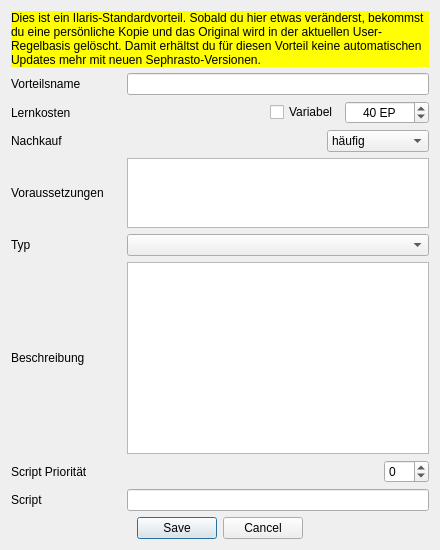
The window that UI/DatenbankEditVorteil.ui (Aeolitus/Sephrasto) describes before a commit, drawn with Qt 5.
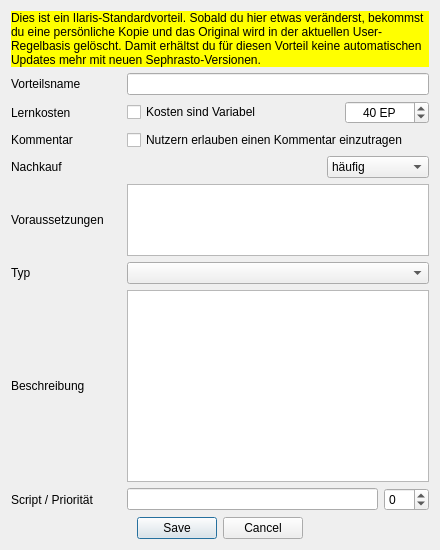
The same window after the commit.

Commit message: - Added possibility to allow user comment on talent/vorteil without variable costs. Increased "sortierung" limit to 999. User comments now show up on the cheat sheet. Talents with variable cost now have their PW properly displayed in the cheat sheet. - Database talent editor: cost spinner is now greyed out if spezialtalent is not selected - Database: Changed all Kampfstil & Tradition IV vorteile to allow a user comment. Fixed sortierung for "Dämonische Stärkung: Alchemie"

Diff of the .ui file:
```diff
--- a/UI/DatenbankEditVorteil.ui
+++ b/UI/DatenbankEditVorteil.ui
@@ -19,14 +19,7 @@
   <layout class="QGridLayout" name="gridLayout_2">
    <item row="0" column="0">
     <layout class="QGridLayout" name="gridLayout">
-     <item row="2" column="0">
-      <widget class="QLabel" name="label_2">
-       <property name="text">
-        <string>Lernkosten</string>
-       </property>
-      </widget>
-     </item>
-     <item row="3" column="1">
+     <item row="6" column="1">
       <layout class="QHBoxLayout" name="horizontalLayout">
        <item>
         <spacer name="horizontalSpacer">
@@ -72,43 +65,12 @@
        </item>
       </layout>
      </item>
-     <item row="6" column="1">
-      <widget class="QPlainTextEdit" name="textEdit">
-       <property name="sizePolicy">
-        <sizepolicy hsizetype="Expanding" vsizetype="MinimumExpanding">
-         <horstretch>0</horstretch>
-         <verstretch>0</verstretch>
-        </sizepolicy>
-       </property>
-      </widget>
-     </item>
-	 <item row="7" column="0">
-      <widget class="QLabel" name="label_4">
-       <property name="minimumSize">
-        <size>
-         <width>110</width>
-         <height>0</height>
-        </size>
-       </property>
-       <property name="text">
-        <string>Script Priorität</string>
-       </property>
-      </widget>
-     </item>
-	 <item row="7" column="1">
+     <item row="10" column="1">
 	  <layout class="QHBoxLayout" name="horizontalLayout">
        <item>
-        <spacer name="horizontalSpacer">
-         <property name="orientation">
-          <enum>Qt::Horizontal</enum>
-         </property>
-         <property name="sizeHint" stdset="0">
-          <size>
-           <width>40</width>
-           <height>20</height>
-          </size>
-         </property>
-        </spacer>
+        <layout class="QHBoxLayout" name="horizontalLayout_4">
+         <item>
+          <widget class="QLineEdit" name="scriptEdit"/>
        </item>
        <item>
         <widget class="QSpinBox" name="scriptPrioEdit">
@@ -128,23 +90,29 @@
 	   </item>
 	  </layout>
 	 </item>
+      </layout>
+     </item>
+     <item row="10" column="0">
+      <widget class="QLabel" name="label_4">
+       <property name="minimumSize">
+        <size>
+         <width>110</width>
+         <height>0</height>
+        </size>
+       </property>
+       <property name="text">
+        <string>Script / Priorität</string>
+       </property>
+      </widget>
+     </item>
 	 <item row="8" column="0">
-      <widget class="QLabel" name="label_4">
-       <property name="minimumSize">
-        <size>
-         <width>110</width>
-         <height>0</height>
-        </size>
-       </property>
+      <widget class="QLabel" name="label_6">
        <property name="text">
-        <string>Script</string>
+        <string>Typ</string>
        </property>
       </widget>
      </item>
-	 <item row="8" column="1">
-      <widget class="QLineEdit" name="scriptEdit"/>
-     </item>
-     <item row="4" column="0">
+     <item row="7" column="0">
       <widget class="QLabel" name="label_4">
        <property name="minimumSize">
         <size>
@@ -157,28 +125,62 @@
        </property>
       </widget>
      </item>
-     <item row="2" column="1">
+     <item row="9" column="0">
+      <widget class="QLabel" name="label_5">
+       <property name="text">
+        <string>Beschreibung</string>
+       </property>
+      </widget>
+     </item>
+     <item row="7" column="1">
+      <widget class="QPlainTextEdit" name="voraussetzungenEdit"/>
+     </item>
+     <item row="4" column="1">
+      <widget class="QCheckBox" name="checkKommentar">
+       <property name="text">
+        <string>Nutzern erlauben einen Kommentar einzutragen</string>
+       </property>
+      </widget>
+     </item>
+     <item row="1" column="0">
+      <widget class="QLabel" name="label">
+       <property name="text">
+        <string>Vorteilsname</string>
+       </property>
+      </widget>
+     </item>
+     <item row="9" column="1">
+      <widget class="QPlainTextEdit" name="textEdit">
+       <property name="sizePolicy">
+        <sizepolicy hsizetype="Expanding" vsizetype="MinimumExpanding">
+         <horstretch>0</horstretch>
+         <verstretch>0</verstretch>
+        </sizepolicy>
+       </property>
+      </widget>
+     </item>
+     <item row="3" column="1">
       <layout class="QHBoxLayout" name="horizontalLayout_2">
-       <item>
-        <spacer name="horizontalSpacer_2">
-         <property name="orientation">
-          <enum>Qt::Horizontal</enum>
-         </property>
-         <property name="sizeHint" stdset="0">
-          <size>
-           <width>40</width>
-           <height>20</height>
-          </size>
-         </property>
-        </spacer>
-       </item>
        <item>
         <widget class="QCheckBox" name="checkVariable">
          <property name="text">
-          <string>Variabel</string>
+          <string>Kosten sind Variabel</string>
          </property>
         </widget>
        </item>
+       <item>
+        <spacer name="horizontalSpacer_2">
+         <property name="orientation">
+          <enum>Qt::Horizontal</enum>
+         </property>
+         <property name="sizeHint" stdset="0">
+          <size>
+           <width>40</width>
+           <height>20</height>
+          </size>
+         </property>
+        </spacer>
+       </item>
        <item>
         <widget class="QSpinBox" name="kostenEdit">
          <property name="alignment">
@@ -203,49 +205,42 @@
        </item>
       </layout>
      </item>
-     <item row="6" column="0">
-      <widget class="QLabel" name="label_5">
+     <item row="4" column="0">
+      <widget class="QLabel" name="label_7">
        <property name="text">
-        <string>Beschreibung</string>
+        <string>Kommentar</string>
        </property>
       </widget>
      </item>
-     <item row="1" column="0">
-      <widget class="QLabel" name="label">
-       <property name="text">
-        <string>Vorteilsname</string>
-       </property>
-      </widget>
+     <item row="1" column="1">
+      <widget class="QLineEdit" name="nameEdit"/>
      </item>
-     <item row="5" column="0">
-      <widget class="QLabel" name="label_6">
+     <item row="3" column="0">
+      <widget class="QLabel" name="label_2">
        <property name="text">
-        <string>Typ</string>
+        <string>Lernkosten</string>
        </property>
       </widget>
      </item>
-     <item row="5" column="1">
+     <item row="8" column="1">
       <layout class="QHBoxLayout" name="horizontalLayout_3">
        <item>
         <widget class="QComboBox" name="comboTyp"/>
        </item>
       </layout>
      </item>
-     <item row="3" column="0">
+     <item row="6" column="0">
       <widget class="QLabel" name="label_3">
        <property name="text">
         <string>Nachkauf</string>
        </property>
       </widget>
      </item>
-     <item row="1" column="1">
-      <widget class="QLineEdit" name="nameEdit"/>
-     </item>
-     <item row="4" column="1">
-      <widget class="QPlainTextEdit" name="voraussetzungenEdit"/>
-     </item>
      <item row="0" column="0" colspan="2">
       <widget class="QLabel" name="warning">
+       <property name="visible">
+        <bool>false</bool>
+       </property>
        <property name="styleSheet">
         <string notr="true">background-color: rgb(255, 255, 0);</string>
        </property>
@@ -255,9 +250,6 @@
        <property name="wordWrap">
         <bool>true</bool>
        </property>
-	   <property name="visible">
-	    <bool>False</bool>
-	   </property>
       </widget>
      </item>
     </layout>
```
Lines whose indentation alone changed are shown as unchanged. The commit also changes 17 other files.
